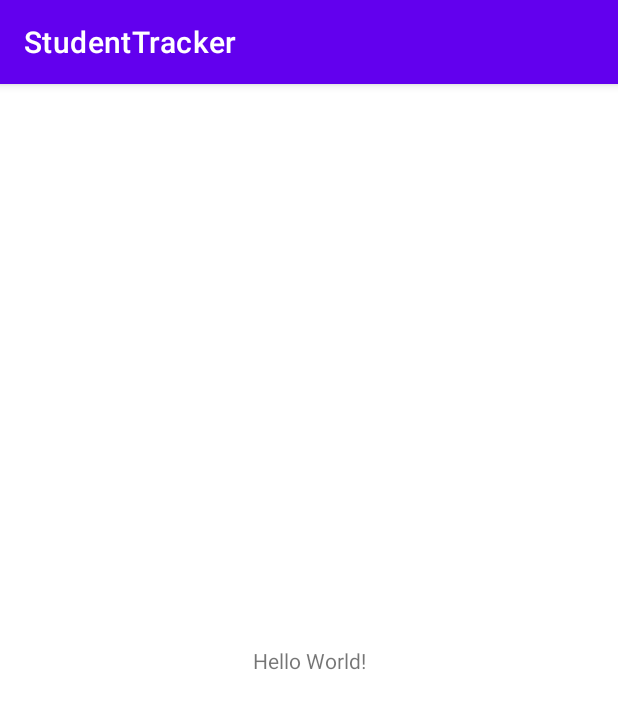
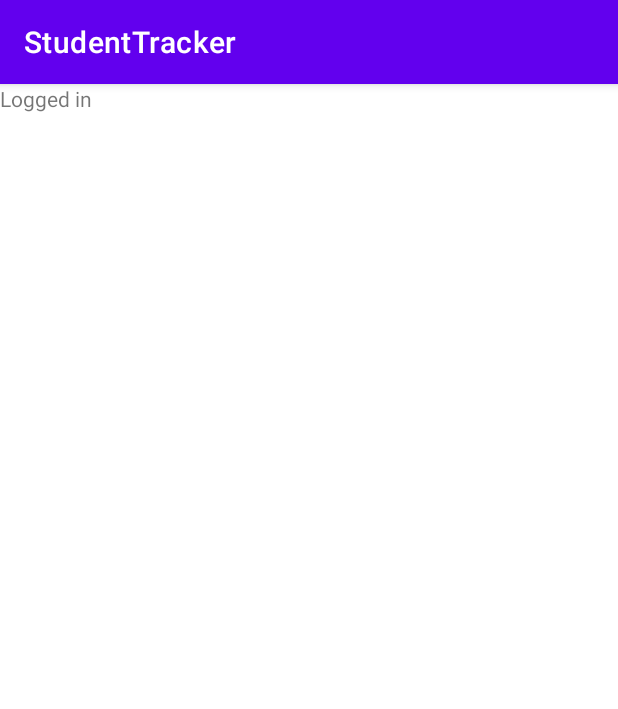
Before and after one commit to WesselBruijnes/StudentTracker, an Android app: the screen it shows after launch (MainActivity before the commit, StudentActivity after it), on a phone screen of 412 x 824 dp. Shown: the top 709 px of the screen. Run offline under Robolectric (Android 15) with nearby library versions, the phone set to English and light mode, and no system bars; our stand-ins replace Firebase (no records; nobody signed in at launch, a user with empty details on screens opened directly).

```diff
--- a/app/src/main/AndroidManifest.xml
+++ b/app/src/main/AndroidManifest.xml
@@ -1,6 +1,8 @@
 <?xml version="1.0" encoding="utf-8"?>
 <manifest xmlns:android="http://schemas.android.com/apk/res/android"
     package="com.bruijnes.studenttracker">
+
+    <uses-permission android:name="android.permission.INTERNET" />
 
     <application
         android:allowBackup="true"
@@ -9,6 +11,9 @@
         android:roundIcon="@mipmap/ic_launcher_round"
         android:supportsRtl="true"
         android:theme="@style/Theme.StudentTracker">
+        <activity
+            android:name=".StudentActivity"
+            android:exported="true" />
         <activity
             android:name=".MainActivity"
             android:exported="true">
--- a/app/src/main/java/com/bruijnes/studenttracker/MainActivity.java
+++ b/app/src/main/java/com/bruijnes/studenttracker/MainActivity.java
@@ -1,14 +1,109 @@
 package com.bruijnes.studenttracker;
 
+import static android.content.ContentValues.TAG;
+
+import android.content.Intent;
+import android.content.SharedPreferences;
+import android.os.Bundle;
+import android.util.Log;
+import android.widget.Toast;
+
+import androidx.annotation.NonNull;
 import androidx.appcompat.app.AppCompatActivity;
 
-import android.os.Bundle;
+import com.google.android.gms.auth.api.signin.GoogleSignIn;
+import com.google.android.gms.auth.api.signin.GoogleSignInAccount;
+import com.google.android.gms.auth.api.signin.GoogleSignInClient;
+import com.google.android.gms.auth.api.signin.GoogleSignInOptions;
+import com.google.android.gms.common.api.ApiException;
+import com.google.android.gms.tasks.OnCompleteListener;
+import com.google.android.gms.tasks.Task;
+import com.google.firebase.auth.AuthCredential;
+import com.google.firebase.auth.AuthResult;
+import com.google.firebase.auth.FirebaseAuth;
+import com.google.firebase.auth.FirebaseUser;
+import com.google.firebase.auth.GoogleAuthProvider;
 
 public class MainActivity extends AppCompatActivity {
+
+    public static final int RC_SIGN_IN = 9001;
+    private FirebaseAuth mFirebaseAuth;
+    private GoogleSignInClient mGoogleSignInClient;
 
     @Override
     protected void onCreate(Bundle savedInstanceState) {
         super.onCreate(savedInstanceState);
         setContentView(R.layout.activity_main);
+
+        startActivity(new Intent(getApplicationContext(), StudentActivity.class));
+        mFirebaseAuth = FirebaseAuth.getInstance();
+        requestGoogleSignIn();
+        findViewById(R.id.sign_in_button).setOnClickListener(view -> {
+            signIn();
+        });
+
     }
+
+    @Override
+    public void onActivityResult(int requestCode, int resultCode, Intent data) {
+        super.onActivityResult(requestCode, resultCode, data);        // Result returned from launching the Intent from GoogleSignInApi.getSignInIntent(...);
+        if (requestCode == RC_SIGN_IN) {
+            Task<GoogleSignInAccount> task = GoogleSignIn.getSignedInAccountFromIntent(data);
+            try {
+                // Google Sign In was successful, authenticate with Firebase
+                GoogleSignInAccount account = task.getResult(ApiException.class);
+                Log.d(TAG, "firebaseAuthWithGoogle:" + account.getId());
+                firebaseAuthWithGoogle(account.getIdToken());
+            } catch (ApiException e) {
+                // Google Sign In failed, update UI appropriately
+                Log.w(TAG, "Google sign in failed", e);
+            }
+        }
+    }
+
+    @Override
+    protected void onStart() {
+        super.onStart();
+        FirebaseUser user = mFirebaseAuth.getCurrentUser();
+        if (user != null){
+            startActivity(new Intent(getApplicationContext(), StudentActivity.class));
+        }
+    }
+
+    private void requestGoogleSignIn(){
+        GoogleSignInOptions gso = new GoogleSignInOptions
+                .Builder(GoogleSignInOptions.DEFAULT_SIGN_IN)
+                .requestIdToken(getString(R.string.default_web_client_id))
+                .requestEmail()
+                .build();
+        mGoogleSignInClient = GoogleSignIn.getClient(this, gso);
+    }
+
+    private void signIn() {
+        Intent signInIntent = mGoogleSignInClient.getSignInIntent();
+        startActivityForResult(signInIntent, RC_SIGN_IN);
+    }
+
+    private void firebaseAuthWithGoogle(String idToken) {
+
+        //getting user credentials with the help of AuthCredential method and also passing user Token Id.
+        AuthCredential credential = GoogleAuthProvider.getCredential(idToken, null);
+
+        //trying to sign in user using signInWithCredential and passing above credentials of user.
+        mFirebaseAuth.signInWithCredential(credential)
+                .addOnCompleteListener(this, new OnCompleteListener<AuthResult>() {
+                    @Override
+                    public void onComplete(@NonNull Task<AuthResult> task) {
+                        if (task.isSuccessful()) {                           Log.d(TAG, "signInWithCredential:success");
+
+                            // Sign in success, navigate user to Profile Activity
+                            Intent intent = new Intent(MainActivity.this, StudentActivity.class);
+                            startActivity(intent);                       } else {
+                            // If sign in fails, display a message to the user.
+                            Toast.makeText(MainActivity.this, "User authentication failed", Toast.LENGTH_SHORT).show();
+                        }
+                    }
+                });
+    }
+
 }
--- /dev/null
+++ b/app/src/main/java/com/bruijnes/studenttracker/StudentActivity.java
@@ -0,0 +1,17 @@
+package com.bruijnes.studenttracker;
+
+import android.os.Bundle;
+
+import androidx.appcompat.app.AppCompatActivity;
+
+public class StudentActivity extends AppCompatActivity {
+
+    @Override
+    protected void onCreate(Bundle savedInstanceState) {
+        super.onCreate(savedInstanceState);
+        setContentView(R.layout.activity_student);
+
+
+
+    }
+}
--- /dev/null
+++ b/app/src/main/java/com/bruijnes/studenttracker/model/Payment.java
@@ -0,0 +1,5 @@
+package com.bruijnes.studenttracker.model;
+
+public class Payment {
+
+}
--- /dev/null
+++ b/app/src/main/res/layout/activity_student.xml
@@ -0,0 +1,16 @@
+<?xml version="1.0" encoding="utf-8"?>
+<androidx.constraintlayout.widget.ConstraintLayout xmlns:android="http://schemas.android.com/apk/res/android"
+    xmlns:app="http://schemas.android.com/apk/res-auto"
+    xmlns:tools="http://schemas.android.com/tools"
+    android:layout_width="match_parent"
+    android:layout_height="match_parent"
+    tools:context=".StudentActivity">
+
+    <TextView
+        android:id="@+id/textView"
+        android:layout_width="wrap_content"
+        android:layout_height="wrap_content"
+        android:text="Logged in"
+        tools:layout_editor_absoluteX="174dp"
+        tools:layout_editor_absoluteY="220dp" />
+</androidx.constraintlayout.widget.ConstraintLayout>
--- a/build.gradle
+++ b/build.gradle
@@ -6,6 +6,7 @@ buildscript {
     }
     dependencies {
         classpath "com.android.tools.build:gradle:7.0.2"
+        classpath 'com.google.gms:google-services:4.3.10'
 
         // NOTE: Do not place your application dependencies here; they belong
         // in the individual module build.gradle files
```
Also changed, not shown: app/build.gradle (+7 -0 lines), app/src/main/java/com/bruijnes/studenttracker/model/Student.java (added, +13 -0 lines), app/src/main/res/layout/activity_main.xml (+16 -2 lines).
